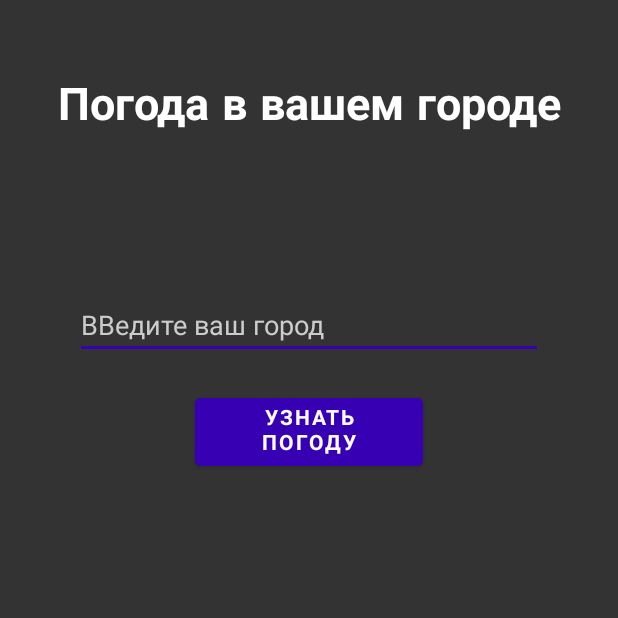
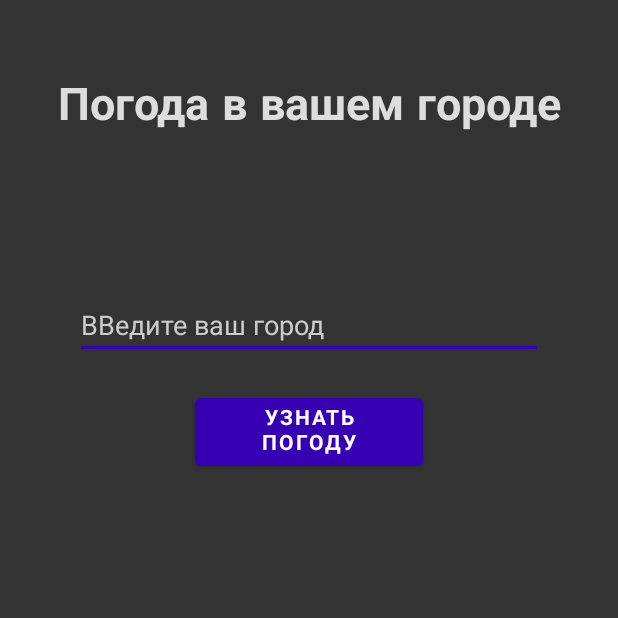
Before and after one commit to ProgerV21/WeatherApp, an Android app: the screen it shows after launch (MainActivity), on a phone screen of 412 x 824 dp, the top half of it. Run offline under Robolectric (Android 15) with nearby library versions, the phone set to English and light mode, and no system bars.

Commit message:
cheng colors; refactor

```diff
--- a/app/src/main/res/values/colors.xml
+++ b/app/src/main/res/values/colors.xml
@@ -7,6 +7,6 @@
     <color name="teal_700">#FF018786</color>
     <color name="black">#FF000000</color>
     <color name="white">#FFFFFFFF</color>
-    <color name="textColor">#FFF</color>
+    <color name="textColor">#ddd</color>
     <color name="textColorHint">#CCC</color>
 </resources>
```
Also changed, not shown: app/src/main/java/com/example/weatherapp/MainActivity.java (+3 -4 lines).
